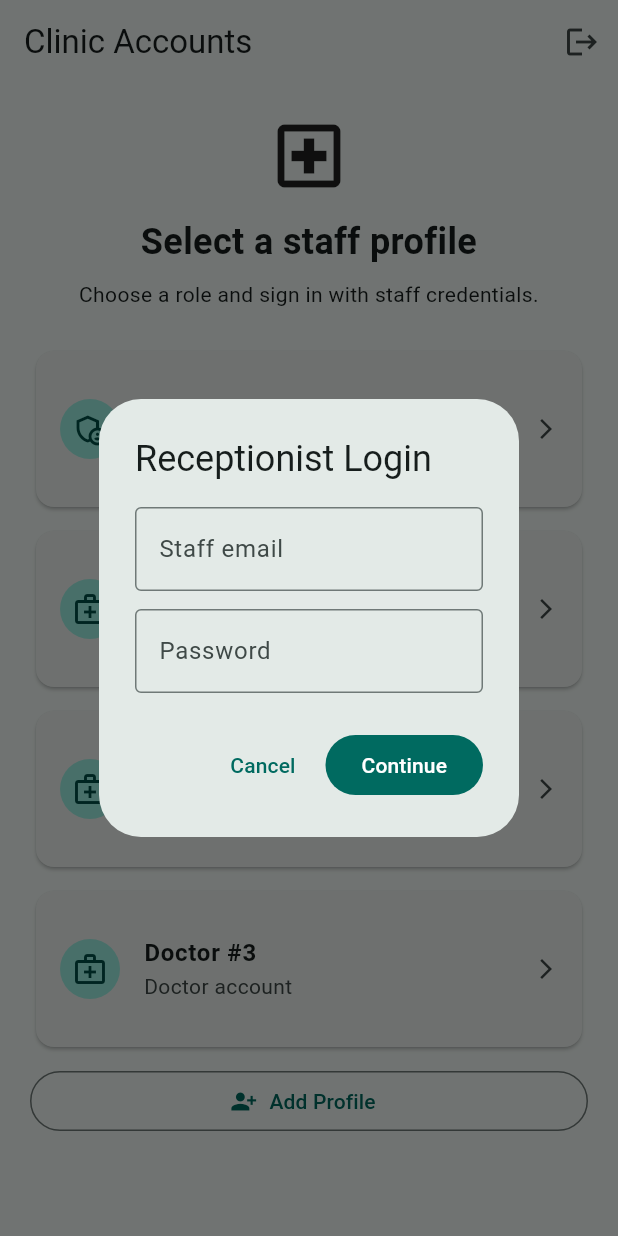
After one commit to neow0w/BckSnap, a Flutter app: the ClinicAccountScreen screen opened by its route, after a tap on "Receptionist", on a phone screen of 412 x 824 dp. The commit adds this screen. Run offline on Flutter 3.47's test engine with Material 3 defaults, Android fonts, the phone set to English and light mode, and no system bars; our stand-ins replace camera, flutter_map, geolocator, go_router, image_picker, latlong2 and 3 more; missing offline and left inert: kwon_mediapipe_landmarker; accounts and stored records are empty.

Commit message:
Doctor and Receptionist backend and login

```diff
--- a/lib/core/router.dart
+++ b/lib/core/router.dart
@@ -12,6 +12,7 @@ import '../features/landing/landing_screen.dart';
 import '../features/receptionist/inbox_screen.dart';
 import '../features/receptionist/patient_chat_screen.dart';
 import '../features/receptionist/staff_appointments_screen.dart';
+import '../features/receptionist/clinic_account_screen.dart';
 import '../features/screening/camera_capture_screen.dart';
 import '../features/screening/photo_screen.dart';
 import '../features/screening/result_screen.dart';
@@ -80,26 +81,61 @@ final GoRouter appRouter = GoRouter(
   // Runs before every navigation. AuthService is a singleton, so we read
   // the current user directly; screens still call context.go() after
   // login/logout, which triggers this check.
+
 redirect: (context, state) {
-    final user = AuthService().currentUser;
-    final loggedIn = user != null && !user.isGuest;
+  final auth = AuthService();
+  final user = auth.currentUser;
+  final isClinicLoggedIn = auth.isClinicLoggedIn;
+  final loggedIn = isClinicLoggedIn ||
+      (user != null && !user.isGuest);
   final loc = state.matchedLocation;
+
+  const clinicRoute = '/clinic-account';
+  final isClinicRoute = loc == clinicRoute;
+
+  // Clinic accounts should use the Clinic Accounts screen.
+  if (isClinicLoggedIn) {
+    if (loc == '/login' || loc == '/') {
+      return clinicRoute;
+    }
+    if (loc == clinicRoute) return null;
+
+    // Do not let clinic tokens access patient or staff screens.
+    return clinicRoute;
+  }
+
+  // Clinic Accounts is not available to patient or guest sessions.
+  // Clinic Accounts is not available to patient or guest sessions.
+  if (isClinicRoute) {
+    if (!loggedIn || user == null || user.isGuest) {
+      return '/login';
+    }
+    return homeFor(user.role);
+  }
+
   final isProtected = _protected.any((p) => _under(loc, p));
 
-    // Not logged in (new visitor or guest): keep out of protected screens.
-    if (!loggedIn) return isProtected ? '/login' : null;
+  if (!loggedIn) {
+    return isProtected ? '/login' : null;
+  }
 
-    // Logged in: skip landing/login/signup and go to the role's home.
-    if (_entryScreens.contains(loc)) return homeFor(user.role);
+  if (_entryScreens.contains(loc)) {
+    return homeFor(user!.role);
+  }
 
-    // Logged in but on another role's screen: send them home.
-    if (isProtected && !_roleAllowed(user.role, loc)) {
+  if (isProtected && !_roleAllowed(user!.role, loc)) {
     return homeFor(user.role);
   }
+
   return null;
 },
+
   routes: [
     // Figure 7: landing, login, sign-up, reset, screening
+    GoRoute(
+      path: '/clinic-account',
+      builder: (c, s) => const ClinicAccountScreen(),
+    ),
     GoRoute(path: '/', builder: (c, s) => const LandingScreen()),
     GoRoute(path: '/login', builder: (c, s) => const LoginScreen()),
     GoRoute(path: '/reset', builder: (c, s) => const ResetPasswordScreen()),
--- /dev/null
+++ b/lib/features/receptionist/clinic_account_screen.dart
@@ -0,0 +1,252 @@
+
+import 'package:flutter/material.dart';
+import 'package:go_router/go_router.dart';
+
+import '../../services/api_client.dart';
+import '../../services/auth_service.dart';
+
+class ClinicAccountScreen extends StatefulWidget {
+  const ClinicAccountScreen({super.key});
+
+  @override
+  State<ClinicAccountScreen> createState() =>
+      _ClinicAccountScreenState();
+}
+
+class _ClinicAccountScreenState extends State<ClinicAccountScreen> {
+  final AuthService _auth = AuthService();
+
+  bool _loading = false;
+  String? _error;
+
+  Future<void> _openProfile({
+    required String title,
+    required String expectedRole,
+  }) async {
+    final emailController = TextEditingController();
+    final passwordController = TextEditingController();
+    final formKey = GlobalKey<FormState>();
+
+    final credentials = await showDialog<List<String>>(
+      context: context,
+      builder: (dialogContext) => AlertDialog(
+        title: Text('$title Login'),
+        content: Form(
+          key: formKey,
+          child: Column(
+            mainAxisSize: MainAxisSize.min,
+            children: [
+              TextFormField(
+                controller: emailController,
+                decoration: const InputDecoration(
+                  labelText: 'Staff email',
+                  border: OutlineInputBorder(),
+                ),
+                keyboardType: TextInputType.emailAddress,
+                validator: (value) =>
+                    value == null || value.trim().isEmpty
+                        ? 'Enter the staff email'
+                        : null,
+              ),
+              const SizedBox(height: 12),
+              TextFormField(
+                controller: passwordController,
+                obscureText: true,
+                decoration: const InputDecoration(
+                  labelText: 'Password',
+                  border: OutlineInputBorder(),
+                ),
+                validator: (value) =>
+                    value == null || value.isEmpty
+                        ? 'Enter the password'
+                        : null,
+              ),
+            ],
+          ),
+        ),
+        actions: [
+          TextButton(
+            onPressed: () => Navigator.pop(dialogContext),
+            child: const Text('Cancel'),
+          ),
+          FilledButton(
+            onPressed: () {
+              if (formKey.currentState!.validate()) {
+                Navigator.pop(dialogContext, [
+                  emailController.text.trim(),
+                  passwordController.text,
+                ]);
+              }
+            },
+            child: const Text('Continue'),
+          ),
+        ],
+      ),
+    );
+
+    emailController.dispose();
+    passwordController.dispose();
+
+    if (credentials == null || !mounted) return;
+
+    setState(() {
+      _loading = true;
+      _error = null;
+    });
+
+    try {
+      await _auth.login(
+        email: credentials[0],
+        password: credentials[1],
+      );
+
+      final role = await _auth.getRole();
+
+      if (!mounted) return;
+
+      if (role != expectedRole) {
+        await _auth.logout();
+
+        if (mounted) {
+          setState(() {
+            _error = expectedRole == 'receptionist'
+                ? 'Please use a receptionist account.'
+                : 'Please use a doctor account.';
+          });
+        }
+        return;
+      }
+
+      if (role == 'receptionist') {
+        context.go('/reception');
+      } else if (role == 'doctor') {
+        context.go('/doctor');
+      }
+    } on ApiException catch (e) {
+      if (mounted) setState(() => _error = e.message);
+    } catch (_) {
+      if (mounted) {
+        setState(() {
+          _error = 'Unable to sign in. Please try again.';
+        });
+      }
+    } finally {
+      if (mounted) setState(() => _loading = false);
+    }
+  }
+
+  Widget _profileCard({
+    required IconData icon,
+    required String title,
+    required String subtitle,
+    required VoidCallback onTap,
+  }) {
+    return Card(
+      child: ListTile(
+        contentPadding: const EdgeInsets.all(16),
+        leading: CircleAvatar(child: Icon(icon)),
+        title: Text(
+          title,
+          style: const TextStyle(fontWeight: FontWeight.bold),
+        ),
+        subtitle: Text(subtitle),
+        trailing: const Icon(Icons.arrow_forward_ios, size: 16),
+        onTap: _loading ? null : onTap,
+      ),
+    );
+  }
+
+  @override
+  Widget build(BuildContext context) {
+    return Scaffold(
+      appBar: AppBar(
+        title: const Text('Clinic Accounts'),
+        actions: [
+          IconButton(
+            tooltip: 'Log out',
+            icon: const Icon(Icons.logout),
+            onPressed: _loading
+                ? null
+                : () async {
+                    await _auth.logout();
+                    if (context.mounted) context.go('/login');
+                  },
+          ),
+        ],
+      ),
+      body: Center(
+        child: ConstrainedBox(
+          constraints: const BoxConstraints(maxWidth: 520),
+          child: ListView(
+            padding: const EdgeInsets.all(20),
+            children: [
+              const Icon(Icons.local_hospital_outlined, size: 56),
+              const SizedBox(height: 12),
+              const Text(
+                'Select a staff profile',
+                textAlign: TextAlign.center,
+                style: TextStyle(
+                  fontSize: 24,
+                  fontWeight: FontWeight.bold,
+                ),
+              ),
+              const SizedBox(height: 8),
+              const Text(
+                'Choose a role and sign in with staff credentials.',
+                textAlign: TextAlign.center,
+              ),
+              const SizedBox(height: 24),
+              if (_error != null) ...[
+                Text(
+                  _error!,
+                  style: const TextStyle(color: Colors.red),
+                ),
+                const SizedBox(height: 12),
+              ],
+              if (_loading)
+                const Center(child: CircularProgressIndicator()),
+              _profileCard(
+                icon: Icons.admin_panel_settings_outlined,
+                title: 'Receptionist',
+                subtitle: 'Appointment management',
+                onTap: () => _openProfile(
+                  title: 'Receptionist',
+                  expectedRole: 'receptionist',
+                ),
+              ),
+              const SizedBox(height: 8),
+              ...List.generate(
+                3,
+                (index) => Padding(
+                  padding: const EdgeInsets.only(bottom: 8),
+                  child: _profileCard(
+                    icon: Icons.medical_services_outlined,
+                    title: 'Doctor #${index + 1}',
+                    subtitle: 'Doctor account',
+                    onTap: () => _openProfile(
+                      title: 'Doctor #${index + 1}',
+                      expectedRole: 'doctor',
+                    ),
+                  ),
+                ),
+              ),
+              OutlinedButton.icon(
+                onPressed: () {
+                  ScaffoldMessenger.of(context).showSnackBar(
+                    const SnackBar(
+                      content: Text(
+                        'Staff profile creation will be connected next.',
+                      ),
+                    ),
+                  );
+                },
+                icon: const Icon(Icons.person_add_alt_1),
+                label: const Text('Add Profile'),
+              ),
+            ],
+          ),
+        ),
+      ),
+    );
+  }
+}
--- a/lib/services/auth_service.dart
+++ b/lib/services/auth_service.dart
@@ -12,21 +12,40 @@ class AuthService {
 
   final ApiClient _api = ApiClient.instance;
   AppUser? _user;
+  Map<String, dynamic>? _clinic;
 
   AppUser? get currentUser => _user;
+  Map<String, dynamic>? get currentClinic => _clinic;
+  bool get isClinicLoggedIn => _clinic != null;
 
   // A guest is anyone not logged in, or using a guest account.
   bool get isGuest => _user == null || _user!.isGuest;
 
   /// Runs once when the app starts: restores the saved login, if any.
+
   Future<void> init() async {
     try {
       await _api.loadToken();
-      if (_api.hasToken) await _refresh();
+
+      if (!_api.hasToken) return;
+
+      if (_api.accountType == 'clinic') {
+        await _refreshClinic();
+      } else {
+        await _refresh();
+      }
+    } on ApiException catch (e) {
+      if (e.statusCode == 401) {
+        await _api.clearToken();
+        _user = null;
+        _clinic = null;
+      }
+      // Keep the saved session if the server is temporarily unreachable.
     } catch (_) {
-      // Server unreachable at startup: the app still opens.
+      // The app can still open if startup restoration fails.
     }
   }
+
 
   Future<void> _refresh() async {
     try {
@@ -42,10 +61,35 @@ class AuthService {
     }
   }
 
+  Future<void> _refreshClinic() async {
+    try {
+      final data = await _api.get('/auth/clinic/me');
+      _clinic = Map<String, dynamic>.from(data as Map);
+      _user = null;
+    } on ApiException catch (e) {
+      if (e.statusCode == 401) {
+        await _api.clearToken();
+        _clinic = null;
+        _user = null;
+      } else {
+        rethrow;
+      }
+    }
+  }
+
+
   Future<void> _apply(dynamic data) async {
     final map = data as Map<String, dynamic>;
-    await _api.saveToken(map['access_token'] as String);
-    _user = AppUser.fromJson(map['user'] as Map<String, dynamic>);
+
+    await _api.saveToken(
+      map['access_token'] as String,
+      accountType: 'user',
+    );
+
+    _user = AppUser.fromJson(
+      map['user'] as Map<String, dynamic>,
+    );
+    _clinic = null;
   }
 
   // Fig 7: a new visitor screens as a guest (temporary account).
@@ -98,14 +142,42 @@ class AuthService {
   }
 
   // Fig 7: Login
-  Future<void> login({required String email, required String password}) async {
-    await _apply(
-      await _api.post(
-        '/auth/login',
-        body: {'email': email, 'password': password},
-      ),
+
+
+Future<void> login({
+  required String email,
+  required String password,
+  bool isClinic = false,
+}) async {
+  final endpoint = isClinic ? '/auth/clinic/login' : '/auth/login';
+
+  final data = await _api.post(
+    endpoint,
+    body: {
+      'email': email,
+      'password': password,
+    },
+  );
+
+  final map = Map<String, dynamic>.from(data as Map);
+
+  await _api.saveToken(
+    map['access_token'] as String,
+    accountType: isClinic ? 'clinic' : 'user',
+  );
+
+  if (isClinic) {
+    _clinic = Map<String, dynamic>.from(map['clinic'] as Map);
+    _user = null;
+  } else {
+    _user = AppUser.fromJson(
+      Map<String, dynamic>.from(map['user'] as Map),
     );
+    _clinic = null;
   }
+}
+
+
 
   // Fig 7: Reset password, step 1 -> "Password reset email sent"
   Future<void> resetPassword(String email) async {
@@ -167,6 +239,7 @@ class AuthService {
   Future<void> logout() async {
     await _api.clearToken();
     _user = null;
+    _clinic = null;
   }
 
   // Fig 7: "Is the user an admin?"  Returns 'user', 'receptionist' or 'doctor'.
--- a/lib/services/clinic_service.dart
+++ b/lib/services/clinic_service.dart
@@ -437,7 +437,9 @@ class ClinicService {
           ? null
           : DateTime.parse(json['scheduled_at'] as String).toUtc(),
       createdAt: DateTime.parse(json['created_at'] as String),
-      updatedAt: DateTime.parse(json['updated_at'] as String),
+      updatedAt: json['updated_at'] == null
+        ? DateTime.parse(json['created_at'] as String)
+        : DateTime.parse(json['updated_at'] as String),
       clinicId: clinicId,
       clinicName: json['clinic_name'] as String?,
       clinicAddress: json['clinic_address'] as String?,
```
Also changed, not shown: lib/features/auth/login_screen.dart (+52 -8 lines), lib/services/api_client.dart (+12 -1 lines). Lines whose indentation alone changed are shown as unchanged.
